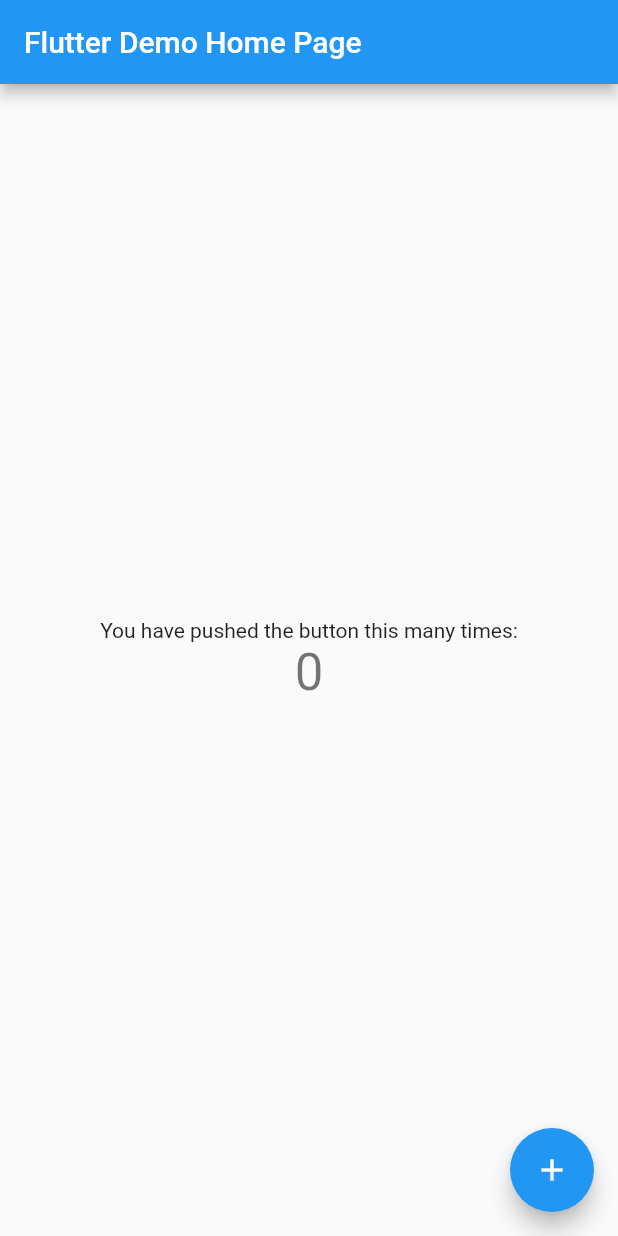
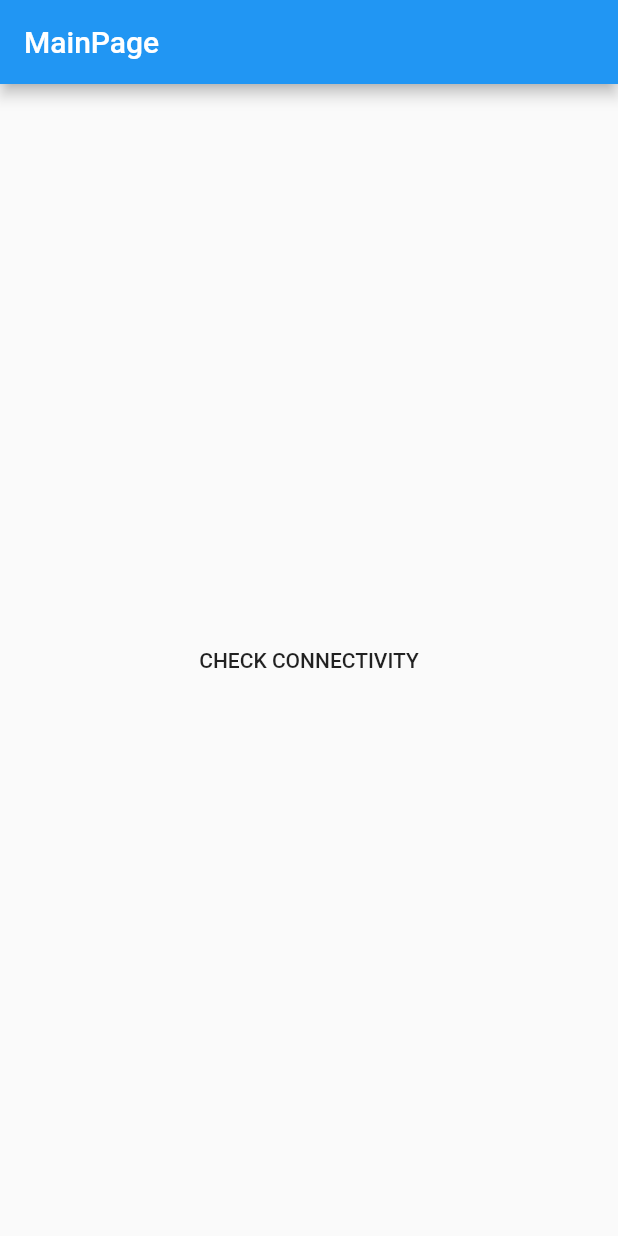
Before and after one commit to resqiar/LetsJek-Driver, a Flutter app: the screen it shows after launch, on a phone screen of 412 x 824 dp. Run offline on Flutter 3.47's test engine with Material 2 defaults, Android fonts, the phone set to English and light mode, and no system bars; our stand-ins replace firebase_core, firebase_database; accounts and stored records are empty.

Commit message:
Finished core app setup

```diff
--- a/lib/main.dart
+++ b/lib/main.dart
@@ -1,6 +1,28 @@
+import 'dart:io';
+
+import 'package:firebase_core/firebase_core.dart';
 import 'package:flutter/material.dart';
+import 'package:letsjek_driver/screens/MainPage.dart';
 
-void main() {
+Future<void> main() async {
+  WidgetsFlutterBinding.ensureInitialized();
+  Firebase.initializeApp(
+    options: Platform.isIOS || Platform.isMacOS
+        ? FirebaseOptions(
+            appId: '1:297855924061:ios:c6de2b69b03a5be8',
+            apiKey: 'AIzaSyD_shO5mfO9lhy2TVWhfo1VUmARKlG4suk',
+            projectId: 'flutter-firebase-plugins',
+            messagingSenderId: '297855924061',
+            databaseURL: 'https://flutterfire-cd2f7.firebaseio.com',
+          )
+        : FirebaseOptions(
+            appId: '1:936324800238:android:cfd0afbf68aaa4eb235dff',
+            apiKey: 'AIzaSyDrdEGjxPMc2AK7ZNZZei9m9GLUK3bYEtU',
+            messagingSenderId: '936324800238',
+            projectId: 'letsjek',
+            databaseURL: 'https://letsjek.firebaseio.com',
+          ),
+  );
   runApp(MyApp());
 }
 
@@ -26,92 +48,10 @@ class MyApp extends StatelessWidget {
         // closer together (more dense) than on mobile platforms.
         visualDensity: VisualDensity.adaptivePlatformDensity,
       ),
-      home: MyHomePage(title: 'Flutter Demo Home Page'),
+      initialRoute: MainPage.id,
+      routes: {
+        MainPage.id: (context) => MainPage(),
+      },
     );
   }
 }
-
-class MyHomePage extends StatefulWidget {
-  MyHomePage({Key key, this.title}) : super(key: key);
-
-  // This widget is the home page of your application. It is stateful, meaning
-  // that it has a State object (defined below) that contains fields that affect
-  // how it looks.
-
-  // This class is the configuration for the state. It holds the values (in this
-  // case the title) provided by the parent (in this case the App widget) and
-  // used by the build method of the State. Fields in a Widget subclass are
-  // always marked "final".
-
-  final String title;
-
-  @override
-  _MyHomePageState createState() => _MyHomePageState();
-}
-
-class _MyHomePageState extends State<MyHomePage> {
-  int _counter = 0;
-
-  void _incrementCounter() {
-    setState(() {
-      // This call to setState tells the Flutter framework that something has
-      // changed in this State, which causes it to rerun the build method below
-      // so that the display can reflect the updated values. If we changed
-      // _counter without calling setState(), then the build method would not be
-      // called again, and so nothing would appear to happen.
-      _counter++;
-    });
-  }
-
-  @override
-  Widget build(BuildContext context) {
-    // This method is rerun every time setState is called, for instance as done
-    // by the _incrementCounter method above.
-    //
-    // The Flutter framework has been optimized to make rerunning build methods
-    // fast, so that you can just rebuild anything that needs updating rather
-    // than having to individually change instances of widgets.
-    return Scaffold(
-      appBar: AppBar(
-        // Here we take the value from the MyHomePage object that was created by
-        // the App.build method, and use it to set our appbar title.
-        title: Text(widget.title),
-      ),
-      body: Center(
-        // Center is a layout widget. It takes a single child and positions it
-        // in the middle of the parent.
-        child: Column(
-          // Column is also a layout widget. It takes a list of children and
-          // arranges them vertically. By default, it sizes itself to fit its
-          // children horizontally, and tries to be as tall as its parent.
-          //
-          // Invoke "debug painting" (press "p" in the console, choose the
-          // "Toggle Debug Paint" action from the Flutter Inspector in Android
-          // Studio, or the "Toggle Debug Paint" command in Visual Studio Code)
-          // to see the wireframe for each widget.
-          //
-          // Column has various properties to control how it sizes itself and
-          // how it positions its children. Here we use mainAxisAlignment to
-          // center the children vertically; the main axis here is the vertical
-          // axis because Columns are vertical (the cross axis would be
-          // horizontal).
-          mainAxisAlignment: MainAxisAlignment.center,
-          children: <Widget>[
-            Text(
-              'You have pushed the button this many times:',
-            ),
-            Text(
-              '$_counter',
-              style: Theme.of(context).textTheme.headline4,
-            ),
-          ],
-        ),
-      ),
-      floatingActionButton: FloatingActionButton(
-        onPressed: _incrementCounter,
-        tooltip: 'Increment',
-        child: Icon(Icons.add),
-      ), // This trailing comma makes auto-formatting nicer for build methods.
-    );
-  }
-}
--- /dev/null
+++ b/lib/screens/MainPage.dart
@@ -0,0 +1,30 @@
+import 'package:firebase_database/firebase_database.dart';
+import 'package:flutter/material.dart';
+
+class MainPage extends StatefulWidget {
+  static const id = 'mainpage';
+
+  @override
+  _MainPageState createState() => _MainPageState();
+}
+
+class _MainPageState extends State<MainPage> {
+  @override
+  Widget build(BuildContext context) {
+    return Scaffold(
+      appBar: AppBar(
+        title: Text('MainPage'),
+      ),
+      body: Center(
+        child: FlatButton(
+          onPressed: () {
+            DatabaseReference databaseReference =
+                FirebaseDatabase.instance.reference().child('testing');
+            databaseReference.set('test connectivity');
+          },
+          child: Text('CHECK CONNECTIVITY'),
+        ),
+      ),
+    );
+  }
+}
```
Also changed, not shown: lib/widgets/ListDivider.dart (added, +12 -0 lines), lib/widgets/ProgressDialogue.dart (added, +47 -0 lines), lib/widgets/SubmitFlatButton.dart (added, +29 -0 lines), pubspec.yaml (+19 -14 lines), pubspec.lock, resources/fonts/bolt-regular.ttf (added), resources/fonts/bolt-semibold.ttf (added), resources/images/car_android.png (added), resources/images/car_ios.png (added), resources/images/desticon.png (added), resources/images/desticon1.png (added), resources/images/logo.png (added), resources/images/pickicon.png (added), resources/images/posimarker.png (added), 3 more files, 5 other files.
